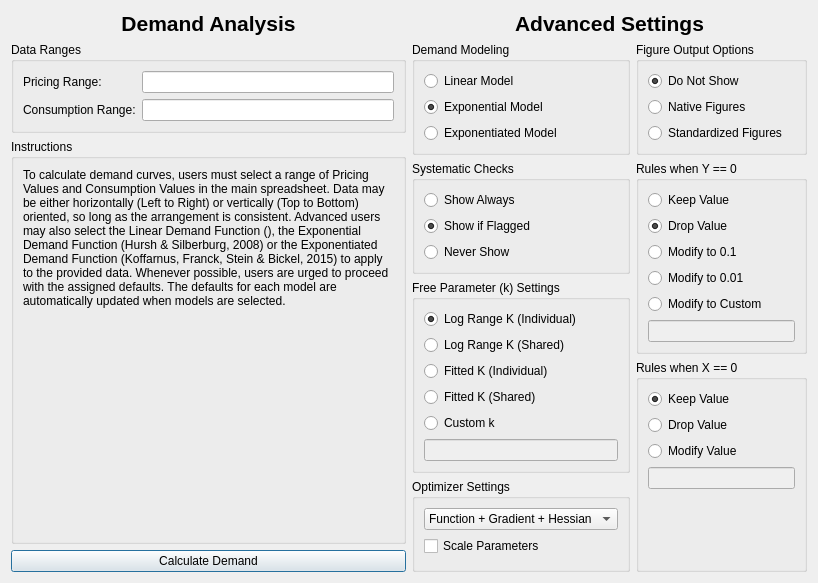
First picture: the form in demandsettingsdialog.ui, repository miyamot0/DemandCalculatorQT, before the edit.
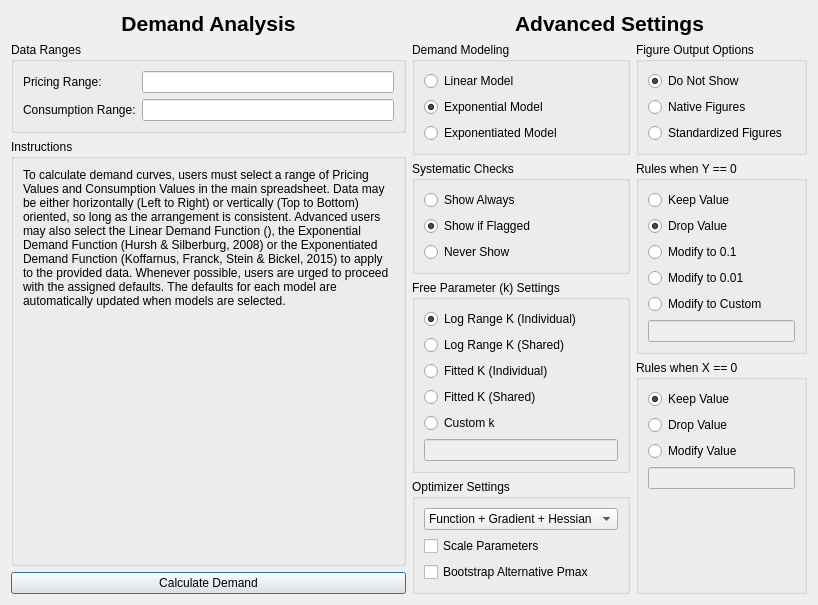
Second picture: the form after the edit.

Commit message: ALternative PMAX measures as backup

The edit to the form file:
```diff
--- a/demandsettingsdialog.ui
+++ b/demandsettingsdialog.ui
@@ -375,6 +375,13 @@
               </property>
              </widget>
             </item>
+            <item>
+             <widget class="QCheckBox" name="checkBoxAlternativePmax">
+              <property name="text">
+               <string>Bootstrap Alternative Pmax</string>
+              </property>
+             </widget>
+            </item>
             <item>
              <spacer name="verticalSpacer">
               <property name="orientation">
```
Left out of the diff: 1 changed line with no effect on the pictures. The commit also changes 8 other files.
